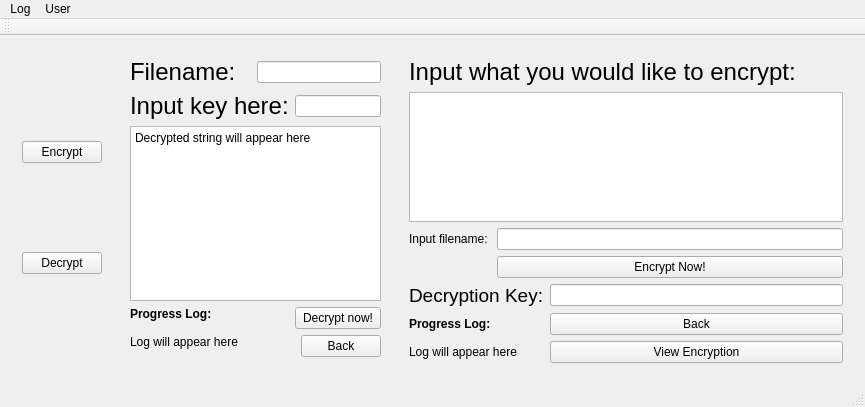
Before: the Qt Designer form UI/mainwindow.ui in dneal3/Pictography, drawn with Qt 5.
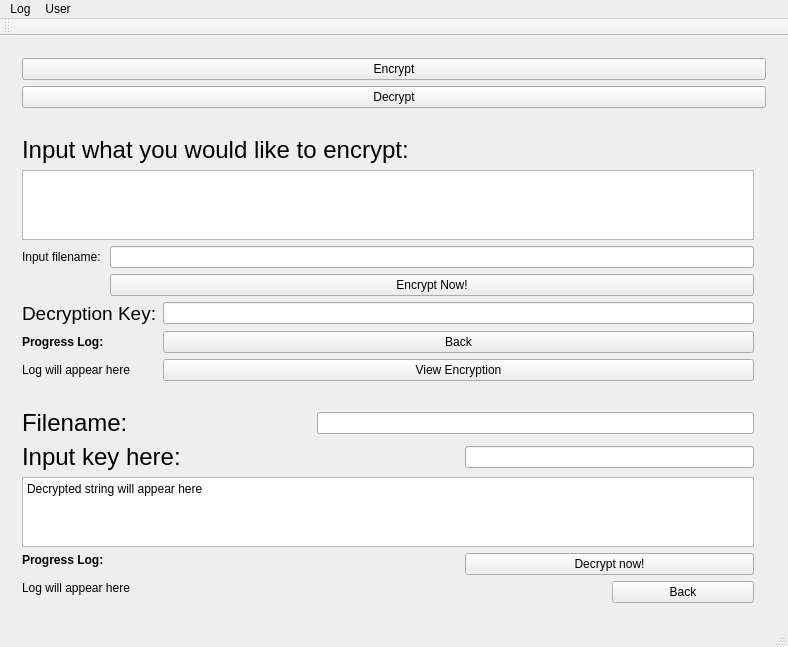
After: the same form once the commit is applied.

```diff
--- a/UI/mainwindow.ui
+++ b/UI/mainwindow.ui
@@ -15,78 +15,7 @@
   </property>
   <widget class="QWidget" name="centralWidget">
    <layout class="QGridLayout" name="gridLayout">
-    <item row="2" column="2" rowspan="2" colspan="2">
-     <widget class="QWidget" name="EncryptionMenu" native="true">
-      <layout class="QGridLayout" name="gridLayout_3">
-       <item row="5" column="0">
-        <widget class="QLabel" name="ProgressLabel">
-         <property name="text">
-          <string>&lt;html&gt;&lt;head/&gt;&lt;body&gt;&lt;p&gt;&lt;span style=&quot; font-weight:600;&quot;&gt;Progress Log:&lt;/span&gt;&lt;/p&gt;&lt;/body&gt;&lt;/html&gt;</string>
-         </property>
-        </widget>
-       </item>
-       <item row="0" column="0" colspan="3">
-        <widget class="QLabel" name="InStringLabel">
-         <property name="text">
-          <string>&lt;html&gt;&lt;head/&gt;&lt;body&gt;&lt;p&gt;&lt;span style=&quot; font-size:18pt;&quot;&gt;Input what you would like to encrypt:&lt;/span&gt;&lt;/p&gt;&lt;/body&gt;&lt;/html&gt;</string>
-         </property>
-        </widget>
-       </item>
-       <item row="6" column="0" colspan="2">
-        <widget class="QLabel" name="ProgressLog">
-         <property name="text">
-          <string>&lt;html&gt;&lt;head/&gt;&lt;body&gt;&lt;p&gt;Log will appear here&lt;/p&gt;&lt;/body&gt;&lt;/html&gt;</string>
-         </property>
-        </widget>
-       </item>
-       <item row="2" column="1" colspan="2">
-        <widget class="QLineEdit" name="FileNameLineEdit"/>
-       </item>
-       <item row="1" column="0" colspan="3">
-        <widget class="QPlainTextEdit" name="InStringTextEdit"/>
-       </item>
-       <item row="5" column="2">
-        <widget class="QPushButton" name="BackButton">
-         <property name="text">
-          <string>Back</string>
-         </property>
-        </widget>
-       </item>
-       <item row="6" column="2">
-        <widget class="QPushButton" name="viewButton">
-         <property name="text">
-          <string>View Encryption</string>
-         </property>
-        </widget>
-       </item>
-       <item row="3" column="1" colspan="2">
-        <widget class="QPushButton" name="StartEncryption">
-         <property name="text">
-          <string>Encrypt Now!</string>
-         </property>
-        </widget>
-       </item>
-       <item row="2" column="0">
-        <widget class="QLabel" name="FileNameLabel">
-         <property name="text">
-          <string>&lt;html&gt;&lt;head/&gt;&lt;body&gt;&lt;p&gt;Input filename:&lt;/p&gt;&lt;/body&gt;&lt;/html&gt;</string>
-         </property>
-        </widget>
-       </item>
-       <item row="4" column="0" colspan="2">
-        <widget class="QLabel" name="OutKeyLabel">
-         <property name="text">
-          <string>&lt;html&gt;&lt;head/&gt;&lt;body&gt;&lt;p&gt;&lt;span style=&quot; font-size:14pt;&quot;&gt;Decryption Key:&lt;/span&gt;&lt;/p&gt;&lt;/body&gt;&lt;/html&gt;</string>
-         </property>
-        </widget>
-       </item>
-       <item row="4" column="2">
-        <widget class="QLineEdit" name="PutOutKeyLineEdit"/>
-       </item>
-      </layout>
-     </widget>
-    </item>
-    <item row="2" column="0">
+    <item row="0" column="1" colspan="3">
      <widget class="QWidget" name="MainMenuWidget" native="true">
       <layout class="QGridLayout" name="gridLayout_4">
        <item row="1" column="0">
@@ -106,7 +35,7 @@
       </layout>
      </widget>
     </item>
-    <item row="2" column="1">
+    <item row="3" column="1">
      <widget class="QWidget" name="DecryptionMenu" native="true">
       <layout class="QGridLayout" name="gridLayout_2">
        <item row="5" column="0">
@@ -167,6 +96,77 @@
       </layout>
      </widget>
     </item>
+    <item row="1" column="1">
+     <widget class="QWidget" name="EncryptionMenu" native="true">
+      <layout class="QGridLayout" name="gridLayout_3">
+       <item row="5" column="2">
+        <widget class="QPushButton" name="BackButton">
+         <property name="text">
+          <string>Back</string>
+         </property>
+        </widget>
+       </item>
+       <item row="2" column="0">
+        <widget class="QLabel" name="FileNameLabel">
+         <property name="text">
+          <string>&lt;html&gt;&lt;head/&gt;&lt;body&gt;&lt;p&gt;Input filename:&lt;/p&gt;&lt;/body&gt;&lt;/html&gt;</string>
+         </property>
+        </widget>
+       </item>
+       <item row="0" column="0" colspan="3">
+        <widget class="QLabel" name="InStringLabel">
+         <property name="text">
+          <string>&lt;html&gt;&lt;head/&gt;&lt;body&gt;&lt;p&gt;&lt;span style=&quot; font-size:18pt;&quot;&gt;Input what you would like to encrypt:&lt;/span&gt;&lt;/p&gt;&lt;/body&gt;&lt;/html&gt;</string>
+         </property>
+        </widget>
+       </item>
+       <item row="3" column="1" colspan="2">
+        <widget class="QPushButton" name="StartEncryption">
+         <property name="text">
+          <string>Encrypt Now!</string>
+         </property>
+        </widget>
+       </item>
+       <item row="5" column="0">
+        <widget class="QLabel" name="ProgressLabel">
+         <property name="text">
+          <string>&lt;html&gt;&lt;head/&gt;&lt;body&gt;&lt;p&gt;&lt;span style=&quot; font-weight:600;&quot;&gt;Progress Log:&lt;/span&gt;&lt;/p&gt;&lt;/body&gt;&lt;/html&gt;</string>
+         </property>
+        </widget>
+       </item>
+       <item row="1" column="0" colspan="3">
+        <widget class="QPlainTextEdit" name="InStringTextEdit"/>
+       </item>
+       <item row="4" column="2">
+        <widget class="QLineEdit" name="PutOutKeyLineEdit"/>
+       </item>
+       <item row="2" column="1" colspan="2">
+        <widget class="QLineEdit" name="FileNameLineEdit"/>
+       </item>
+       <item row="4" column="0" colspan="2">
+        <widget class="QLabel" name="OutKeyLabel">
+         <property name="text">
+          <string>&lt;html&gt;&lt;head/&gt;&lt;body&gt;&lt;p&gt;&lt;span style=&quot; font-size:14pt;&quot;&gt;Decryption Key:&lt;/span&gt;&lt;/p&gt;&lt;/body&gt;&lt;/html&gt;</string>
+         </property>
+        </widget>
+       </item>
+       <item row="6" column="0" colspan="2">
+        <widget class="QLabel" name="ProgressLog">
+         <property name="text">
+          <string>&lt;html&gt;&lt;head/&gt;&lt;body&gt;&lt;p&gt;Log will appear here&lt;/p&gt;&lt;/body&gt;&lt;/html&gt;</string>
+         </property>
+        </widget>
+       </item>
+       <item row="6" column="2">
+        <widget class="QPushButton" name="viewButton">
+         <property name="text">
+          <string>View Encryption</string>
+         </property>
+        </widget>
+       </item>
+      </layout>
+     </widget>
+    </item>
    </layout>
   </widget>
   <widget class="QToolBar" name="mainToolBar">
```
